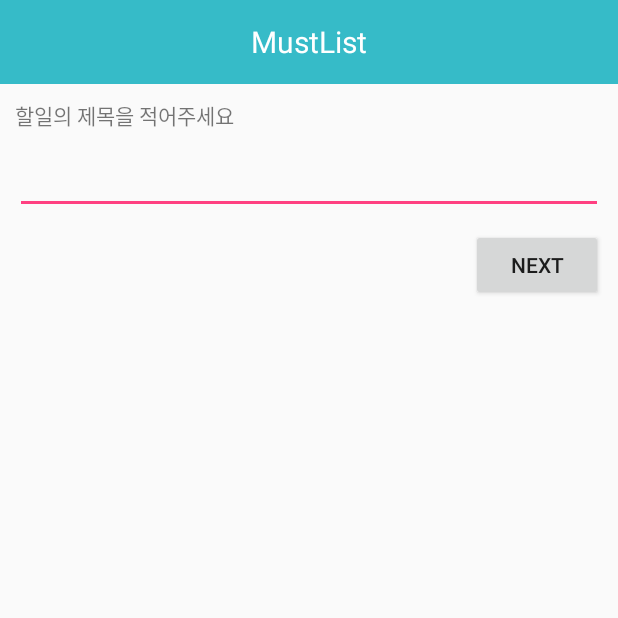
After one commit to kimkkikki/mustlist_android, an Android app: the AddActivity screen opened directly, with no data from a screen before it, on a phone screen of 412 x 824 dp, the top half of it. The commit adds this screen. Run offline under Robolectric (Android 15) with nearby library versions, the phone set to English and light mode, and no system bars.

Commit message:
AddActivity 구현 중

```diff
--- a/app/src/main/AndroidManifest.xml
+++ b/app/src/main/AndroidManifest.xml
@@ -16,6 +16,7 @@
             </intent-filter>
         </activity>
         <activity android:name=".MainActivity"/>
+        <activity android:name=".AddActivity"/>
     </application>
 
 </manifest>
--- /dev/null
+++ b/app/src/main/java/com/questcompany/mustlist/AddActivity.java
@@ -0,0 +1,134 @@
+package com.questcompany.mustlist;
+
+import android.content.Context;
+import android.content.DialogInterface;
+import android.os.Bundle;
+import android.support.v4.view.PagerAdapter;
+import android.support.v4.view.ViewPager;
+import android.support.v7.app.AlertDialog;
+import android.support.v7.app.AppCompatActivity;
+import android.support.v7.widget.Toolbar;
+import android.view.GestureDetector;
+import android.view.KeyEvent;
+import android.view.LayoutInflater;
+import android.view.MotionEvent;
+import android.view.View;
+import android.view.ViewGroup;
+import android.view.inputmethod.InputMethodManager;
+import android.widget.Button;
+import android.widget.EditText;
+import android.widget.TextView;
+
+/**
+ * Created by kimkkikki on 2016. 9. 28..
+ * Add Activity
+ */
+
+public class AddActivity extends AppCompatActivity {
+
+    private Toolbar toolbar;
+    private int[] layouts;
+    private InputMethodManager inputMethodManager;
+
+    @Override
+    protected void onCreate(Bundle savedInstanceState) {
+        super.onCreate(savedInstanceState);
+        setContentView(R.layout.add_activity);
+
+        inputMethodManager = (InputMethodManager) getSystemService(INPUT_METHOD_SERVICE);
+
+        ViewPager viewPager = (ViewPager) findViewById(R.id.add_view_pager);
+        layouts = new int[]{
+                R.layout.add_slide_1};
+        AddViewPagerAdapter addViewPagerAdapter = new AddViewPagerAdapter();
+        viewPager.setAdapter(addViewPagerAdapter);
+
+        final GestureDetector gd = new GestureDetector(new GestureDetector.SimpleOnGestureListener());
+        viewPager.setOnTouchListener(new View.OnTouchListener() {
+
+            @Override
+            public boolean onTouch(View v, MotionEvent event) {
+                switch (event.getAction()) {
+                    case MotionEvent.ACTION_MOVE:
+                        gd.onTouchEvent(event);
+                        break;
+                }
+                return true;
+            }
+        });
+    }
+    private class AddViewPagerAdapter extends PagerAdapter {
+        private LayoutInflater layoutInflater;
+        private EditText addTitleEditText;
+
+        public AddViewPagerAdapter() {
+        }
+
+        private void titleNext() {
+            if (addTitleEditText != null) {
+                if (addTitleEditText.getText().toString().isEmpty()) {
+                    AlertDialog.Builder alert = new AlertDialog.Builder(AddActivity.this);
+                    alert.setPositiveButton("확인", new DialogInterface.OnClickListener() {
+                        @Override
+                        public void onClick(DialogInterface dialogInterface, int i) {
+                            dialogInterface.dismiss();
+                        }
+                    });
+                    alert.setMessage("할일의 제목을 입력해 주세요");
+                    alert.show();
+                } else {
+
+                    inputMethodManager.hideSoftInputFromWindow(addTitleEditText.getWindowToken(), 0);
+                }
+            }
+        }
+
+        @Override
+        public Object instantiateItem(ViewGroup container, final int position) {
+            layoutInflater = (LayoutInflater) getSystemService(Context.LAYOUT_INFLATER_SERVICE);
+
+            View view = layoutInflater.inflate(layouts[position], container, false);
+            container.addView(view);
+
+            addTitleEditText = (EditText) findViewById(R.id.add_title_edit_text);
+
+            if (addTitleEditText != null) {
+                addTitleEditText.setOnEditorActionListener(new TextView.OnEditorActionListener() {
+                    @Override
+                    public boolean onEditorAction(TextView textView, int actionId, KeyEvent keyEvent) {
+                        titleNext();
+                        return true;
+                    }
+                });
+            }
+
+            final Button titleNextButton = (Button) findViewById(R.id.add_title_next_button);
+            if (titleNextButton != null) {
+                titleNextButton.setOnClickListener(new View.OnClickListener() {
+                    @Override
+                    public void onClick(View view) {
+                        titleNext();
+                    }
+                });
+            }
+
+            return view;
+        }
+
+        @Override
+        public int getCount() {
+            return layouts.length;
+        }
+
+        @Override
+        public boolean isViewFromObject(View view, Object object) {
+            return view == object;
+        }
+
+        @Override
+        public void destroyItem(ViewGroup container, int position, Object object) {
+            View view = (View) object;
+            container.removeView(view);
+        }
+    }
+}
--- a/app/src/main/java/com/questcompany/mustlist/WelcomeActivity.java
+++ b/app/src/main/java/com/questcompany/mustlist/WelcomeActivity.java
@@ -14,7 +14,7 @@ import android.widget.Button;
 
 public class WelcomeActivity extends AppCompatActivity {
 
-    private final String TAG = "WelcomeActivity";
+    private static final String TAG = "WelcomeActivity";
     private int[] layouts;
 
     @Override
--- /dev/null
+++ b/app/src/main/res/layout/add_activity.xml
@@ -0,0 +1,32 @@
+<?xml version="1.0" encoding="utf-8"?>
+<LinearLayout xmlns:android="http://schemas.android.com/apk/res/android"
+    xmlns:app="http://schemas.android.com/apk/res-auto"
+    android:orientation="vertical"
+    android:layout_width="match_parent"
+    android:layout_height="match_parent">
+
+    <android.support.v7.widget.Toolbar
+        android:id="@+id/add_toolbar"
+        android:layout_width="match_parent"
+        android:layout_height="wrap_content"
+        android:minHeight="?attr/actionBarSize"
+        android:theme="@style/Toolbar">
+
+        <android.support.v7.widget.AppCompatTextView
+            android:layout_width="wrap_content"
+            android:layout_height="wrap_content"
+            android:layout_gravity="center"
+            android:gravity="center"
+            android:textColor="@android:color/white"
+            android:textSize="20sp"
+            android:text="@string/app_name"/>
+
+    </android.support.v7.widget.Toolbar>
+
+    <android.support.v4.view.ViewPager
+        android:id="@+id/add_view_pager"
+        android:layout_width="match_parent"
+        android:layout_height="match_parent">
+
+    </android.support.v4.view.ViewPager>
+</LinearLayout>
--- /dev/null
+++ b/app/src/main/res/layout/add_slide_1.xml
@@ -0,0 +1,36 @@
+<?xml version="1.0" encoding="utf-8"?>
+<RelativeLayout xmlns:android="http://schemas.android.com/apk/res/android"
+    android:orientation="vertical" android:layout_width="match_parent"
+    android:layout_height="match_parent">
+
+    <android.support.v7.widget.AppCompatTextView
+        android:layout_width="wrap_content"
+        android:layout_height="wrap_content"
+        android:layout_marginLeft="10dp"
+        android:layout_marginTop="10dp"
+        android:text="할일의 제목을 적어주세요"
+        android:id="@+id/view" />
+
+    <android.support.v7.widget.AppCompatEditText
+        android:layout_width="match_parent"
+        android:layout_height="wrap_content"
+        android:layout_marginLeft="10dp"
+        android:layout_marginRight="10dp"
+        android:layout_marginTop="10dp"
+        android:id="@+id/add_title_edit_text"
+        android:layout_below="@+id/view"
+        android:layout_alignParentLeft="true"
+        android:layout_alignParentStart="true"
+        android:imeOptions="actionNext"/>
+
+    <android.support.v7.widget.AppCompatButton
+        android:id="@+id/add_title_next_button"
+        android:layout_width="wrap_content"
+        android:layout_height="wrap_content"
+        android:layout_marginTop="10dp"
+        android:layout_marginRight="10dp"
+        android:text="Next"
+        android:layout_below="@+id/add_title_edit_text"
+        android:layout_alignParentRight="true"
+        android:layout_alignParentEnd="true" />
+</RelativeLayout>
```
Also changed, not shown: app/src/main/java/com/questcompany/mustlist/MainActivity.java (+26 -16 lines), app/src/main/java/com/questcompany/mustlist/entity/Must.java (added, +9 -0 lines), app/src/main/java/com/questcompany/mustlist/util/NetworkManager.java (+11 -0 lines).
